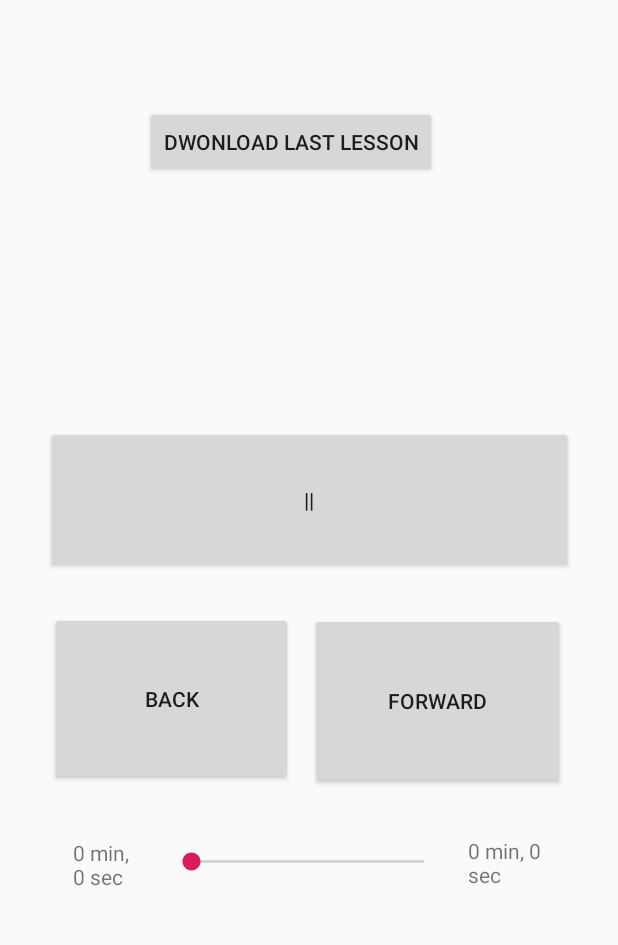
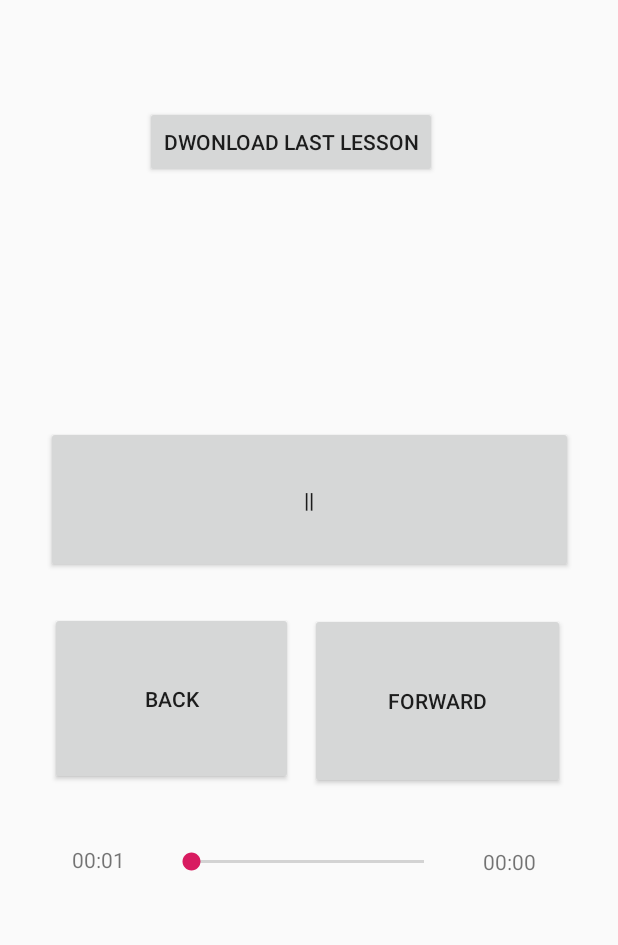
Before and after one commit to moziel1234/gmara-for-drivers, an Android app: the screen it shows after launch (MainActivity), after a tap on an icon or button, on a phone screen of 412 x 824 dp, the part 84-1029 px from its top. Run offline under Robolectric (Android 15) with nearby library versions, the phone set to English and light mode, and no system bars; 4 statements that could not run were skipped.

Commit message:
Nice left/right timings

```diff
--- a/app/src/main/java/com/example/gmara/MainActivity.java
+++ b/app/src/main/java/com/example/gmara/MainActivity.java
@@ -152,18 +152,18 @@ public class MainActivity extends AppCompatActivity {
                     seekbar.setProgress((int)startTime);
                     myHandler.postDelayed(UpdateSongTime,100);
 
-                    rightTime.setText(String.format("%d min, %d sec",
-                            TimeUnit.MILLISECONDS.toMinutes((long) finalTime),
-                            TimeUnit.MILLISECONDS.toSeconds((long) finalTime) -
+                    leftTime.setText(String.format("%s:%s",
+                            minTwoDigits(TimeUnit.MILLISECONDS.toMinutes((long) finalTime)),
+                            minTwoDigits(TimeUnit.MILLISECONDS.toSeconds((long) finalTime) -
                                     TimeUnit.MINUTES.toSeconds(TimeUnit.MILLISECONDS.toMinutes((long)
-                                            finalTime)))
+                                            finalTime))))
                     );
 
-                    leftTime.setText(String.format("%d min, %d sec",
-                            TimeUnit.MILLISECONDS.toMinutes((long) startTime),
-                            TimeUnit.MILLISECONDS.toSeconds((long) startTime) -
+                    rightTime.setText(String.format("%s:%s",
+                            minTwoDigits(TimeUnit.MILLISECONDS.toMinutes((long) finalTime)),
+                            minTwoDigits(TimeUnit.MILLISECONDS.toSeconds((long) finalTime) -
                                     TimeUnit.MINUTES.toSeconds(TimeUnit.MILLISECONDS.toMinutes((long)
-                                            startTime)))
+                                            finalTime))))
                     );
                 }
                 else {
@@ -178,15 +178,24 @@ public class MainActivity extends AppCompatActivity {
 
     }
 
+    private String minTwoDigits(long n) {
+        if (n<10) {
+            return "0"+n;
+        }
+        else {
+            return ""+n;
+        }
+    }
+
     private Runnable UpdateSongTime = new Runnable() {
         public void run() {
             startTime = mediaPlayer.getCurrentPosition();
 
-            rightTime,.setText(String.format("%d min, %d sec",
-                    TimeUnit.MILLISECONDS.toMinutes((long) startTime),
-                    TimeUnit.MILLISECONDS.toSeconds((long) startTime) -
+            leftTime.setText(String.format("%s:%s",
+                    minTwoDigits(TimeUnit.MILLISECONDS.toMinutes((long) startTime)),
+                    minTwoDigits(TimeUnit.MILLISECONDS.toSeconds((long) startTime) -
                             TimeUnit.MINUTES.toSeconds(TimeUnit.MILLISECONDS.
-                                    toMinutes((long) startTime)))
+                                    toMinutes((long) startTime))))
             );
 
 
--- a/app/src/main/res/layout/content_main.xml
+++ b/app/src/main/res/layout/content_main.xml
@@ -83,23 +83,29 @@
 
     <TextView
         android:id="@+id/textViewLest"
-        android:layout_width="48dp"
-        android:layout_height="32dp"
+        android:layout_width="92dp"
+        android:layout_height="39dp"
         android:text=""
+        android:gravity="center"
         app:layout_constraintBottom_toBottomOf="@+id/seekBar"
         app:layout_constraintEnd_toStartOf="@+id/seekBar"
+        app:layout_constraintHorizontal_bias="1.0"
         app:layout_constraintStart_toStartOf="@+id/btnBack"
-        app:layout_constraintTop_toTopOf="@+id/seekBar" />
+        app:layout_constraintTop_toTopOf="@+id/seekBar"
+        app:layout_constraintVertical_bias="1.0" />
 
     <TextView
         android:id="@+id/textViewRight"
-        android:layout_width="51dp"
+        android:layout_width="74dp"
         android:layout_height="35dp"
         android:text=""
+        android:gravity="center"
         app:layout_constraintBottom_toBottomOf="@+id/seekBar"
         app:layout_constraintEnd_toEndOf="@+id/btnForward"
+        app:layout_constraintHorizontal_bias="1.0"
         app:layout_constraintStart_toEndOf="@+id/seekBar"
-        app:layout_constraintTop_toTopOf="@+id/seekBar" />
+        app:layout_constraintTop_toTopOf="@+id/seekBar"
+        app:layout_constraintVertical_bias="0.0" />
 
 
 </androidx.constraintlayout.widget.ConstraintLayout>
```
